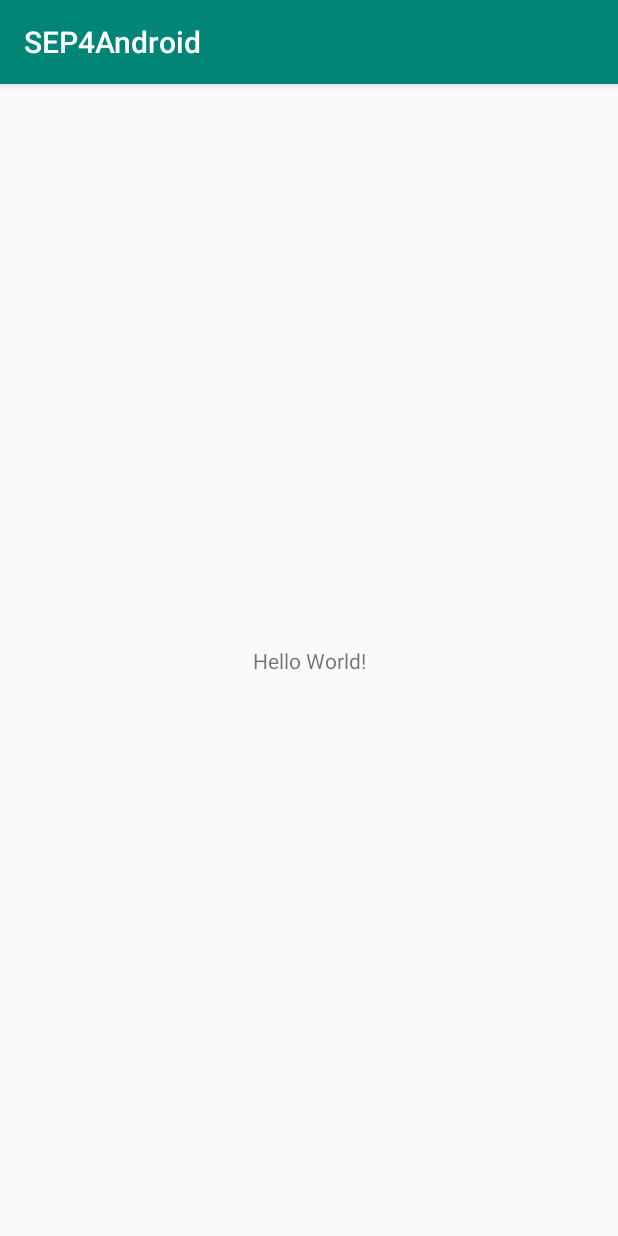
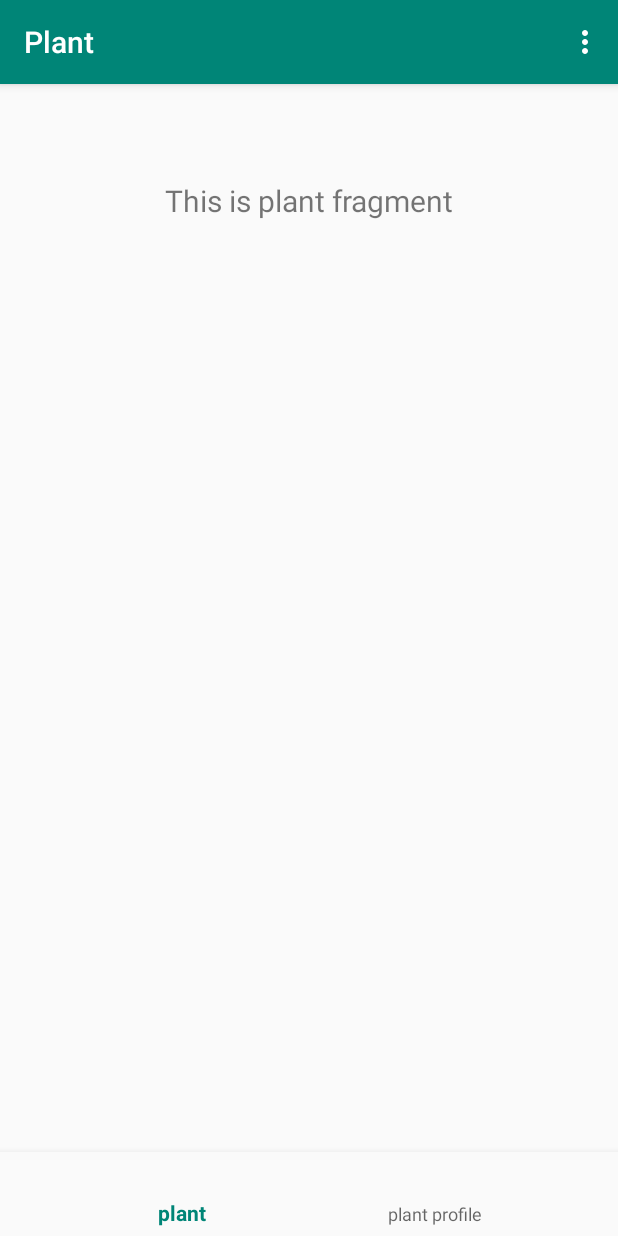
Before and after one commit to JVergo/SEP4Android, an Android app: the screen it shows after launch (MainActivity), on a phone screen of 412 x 824 dp. Run offline under Robolectric (Android 15) with nearby library versions, the phone set to English and light mode, and no system bars; our stand-ins replace navigation-ui.

Commit message:
main page for plant and plant profile,except for back button

```diff
--- a/app/build.gradle
+++ b/app/build.gradle
@@ -26,4 +26,8 @@ dependencies {
     testImplementation 'junit:junit:4.12'
     androidTestImplementation 'androidx.test.ext:junit:1.1.0'
     androidTestImplementation 'androidx.test.espresso:espresso-core:3.1.1'
+    implementation 'com.google.android.material:material:1.0.0'
+    implementation 'androidx.navigation:navigation-fragment:2.0.0'
+    implementation 'androidx.navigation:navigation-ui:2.1.0'
+    implementation 'androidx.lifecycle:lifecycle-extensions:2.1.0'
 }
--- a/app/src/main/java/com/example/sep4android/MainActivity.java
+++ b/app/src/main/java/com/example/sep4android/MainActivity.java
@@ -1,14 +1,54 @@
 package com.example.sep4android;
 
+import android.os.Bundle;
+import android.view.Menu;
+import android.view.MenuInflater;
+import android.view.MenuItem;
+import android.widget.TextView;
+
+import com.example.sep4android.R;
+import com.google.android.material.bottomnavigation.BottomNavigationView;
+
 import androidx.appcompat.app.AppCompatActivity;
-
-import android.os.Bundle;
+import androidx.navigation.NavController;
+import androidx.navigation.Navigation;
+import androidx.navigation.ui.AppBarConfiguration;
+import androidx.navigation.ui.NavigationUI;
 
 public class MainActivity extends AppCompatActivity {
-
+    private TextView textview;
     @Override
     protected void onCreate(Bundle savedInstanceState) {
         super.onCreate(savedInstanceState);
         setContentView(R.layout.activity_main);
+        textview = (TextView) findViewById(R.id.text);
+        BottomNavigationView navView = findViewById(R.id.nav_view);
+        // Passing each menu ID as a set of Ids because each
+        // menu should be considered as top level destinations.
+        AppBarConfiguration appBarConfiguration = new AppBarConfiguration.Builder(
+                R.id.navigation_plant, R.id.navigation_plantProfile)
+                .build();
+        NavController navController = Navigation.findNavController(this, R.id.nav_host_fragment);
+        NavigationUI.setupActionBarWithNavController(this, navController, appBarConfiguration);
+        NavigationUI.setupWithNavController(navView, navController);
+    }
+    public boolean onOptionsItemSelected(MenuItem item) {
+        // TODO Auto-generated method stub
+        switch (item.getItemId()) {
+            case R.id.item1:
+                return true;
+
+            case R.id.item2:
+                return true;
+
+
+        }
+        return super.onOptionsItemSelected(item);
+    }
+    @Override
+    public boolean onCreateOptionsMenu(Menu menu) {
+        MenuInflater inflater = getMenuInflater();
+        inflater.inflate(R.menu.mymenu, menu);
+        return true;
     }
 }
--- /dev/null
+++ b/app/src/main/java/com/example/sep4android/ui/plant/PlantFragment.java
@@ -0,0 +1,37 @@
+package com.example.sep4android.ui.plant;
+
+import android.os.Bundle;
+import android.os.Bundle;
+import android.view.LayoutInflater;
+import android.view.View;
+import android.view.ViewGroup;
+import android.widget.TextView;
+
+import androidx.annotation.Nullable;
+import androidx.annotation.NonNull;
+import androidx.fragment.app.Fragment;
+import androidx.lifecycle.Observer;
+import androidx.lifecycle.ViewModelProviders;
+
+import com.example.sep4android.R;
+
+
+public class PlantFragment extends Fragment {
+
+    private PlantViewModel plantViewModel;
+
+    public View onCreateView(@NonNull LayoutInflater inflater,
+                             ViewGroup container, Bundle savedInstanceState) {
+        plantViewModel =
+                ViewModelProviders.of(this).get(PlantViewModel.class);
+        View root = inflater.inflate(R.layout.fragment_plant, container, false);
+        final TextView textView = root.findViewById(R.id.text_plant);
+        plantViewModel.getText().observe(this, new Observer<String>() {
+            @Override
+            public void onChanged(@Nullable String s) {
+                textView.setText(s);
+            }
+        });
+        return root;
+    }
+}
--- /dev/null
+++ b/app/src/main/java/com/example/sep4android/ui/plant/PlantViewModel.java
@@ -0,0 +1,19 @@
+package com.example.sep4android.ui.plant;
+
+import androidx.lifecycle.LiveData;
+import androidx.lifecycle.MutableLiveData;
+import androidx.lifecycle.ViewModel;
+
+public class PlantViewModel extends ViewModel {
+
+    private MutableLiveData<String> mText;
+
+    public PlantViewModel() {
+        mText = new MutableLiveData<>();
+        mText.setValue("This is plant fragment");
+    }
+
+    public LiveData<String> getText() {
+        return mText;
+    }
+}
--- a/app/src/main/res/layout/activity_main.xml
+++ b/app/src/main/res/layout/activity_main.xml
@@ -2,17 +2,34 @@
 <androidx.constraintlayout.widget.ConstraintLayout xmlns:android="http://schemas.android.com/apk/res/android"
     xmlns:app="http://schemas.android.com/apk/res-auto"
     xmlns:tools="http://schemas.android.com/tools"
+    android:id="@+id/container"
     android:layout_width="match_parent"
     android:layout_height="match_parent"
-    tools:context=".MainActivity">
+    android:paddingTop="?attr/actionBarSize">
 
-    <TextView
-        android:layout_width="wrap_content"
+    <com.google.android.material.bottomnavigation.BottomNavigationView
+        android:id="@+id/nav_view"
+        android:layout_width="0dp"
         android:layout_height="wrap_content"
-        android:text="Hello World!"
+        android:layout_marginStart="0dp"
+        android:layout_marginEnd="0dp"
+        android:background="?android:attr/windowBackground"
         app:layout_constraintBottom_toBottomOf="parent"
         app:layout_constraintLeft_toLeftOf="parent"
         app:layout_constraintRight_toRightOf="parent"
-        app:layout_constraintTop_toTopOf="parent" />
+        app:menu="@menu/bottom_nav_menu" />
+
+    <fragment
+        android:id="@+id/nav_host_fragment"
+        android:name="androidx.navigation.fragment.NavHostFragment"
+        android:layout_width="match_parent"
+        android:layout_height="match_parent"
+        app:defaultNavHost="true"
+        app:layout_constraintBottom_toTopOf="@id/nav_view"
+        app:layout_constraintLeft_toLeftOf="parent"
+        app:layout_constraintRight_toRightOf="parent"
+        app:layout_constraintTop_toTopOf="parent"
+        app:navGraph="@navigation/mobile_navigation" />
+
 
 </androidx.constraintlayout.widget.ConstraintLayout>
--- /dev/null
+++ b/app/src/main/res/layout/fragment_plant.xml
@@ -0,0 +1,19 @@
+<?xml version="1.0" encoding="utf-8"?>
+<androidx.constraintlayout.widget.ConstraintLayout xmlns:android="http://schemas.android.com/apk/res/android"
+    xmlns:app="http://schemas.android.com/apk/res-auto"
+    android:layout_width="match_parent"
+    android:layout_height="match_parent">
+
+    <TextView
+        android:id="@+id/text_plant"
+        android:layout_width="match_parent"
+        android:layout_height="wrap_content"
+        android:layout_marginStart="8dp"
+        android:layout_marginTop="8dp"
+        android:layout_marginEnd="8dp"
+        android:textAlignment="center"
+        android:textSize="20sp"
+        app:layout_constraintEnd_toEndOf="parent"
+        app:layout_constraintStart_toStartOf="parent"
+        app:layout_constraintTop_toTopOf="parent" />
+</androidx.constraintlayout.widget.ConstraintLayout>
--- /dev/null
+++ b/app/src/main/res/menu/bottom_nav_menu.xml
@@ -0,0 +1,14 @@
+<?xml version="1.0" encoding="utf-8"?>
+<menu xmlns:android="http://schemas.android.com/apk/res/android">
+
+    <item
+        android:id="@+id/navigation_plant"
+
+        android:title="plant" />
+
+    <item
+        android:id="@+id/navigation_plantProfile"
+
+        android:title="plant profile" />
+
+</menu>
--- /dev/null
+++ b/app/src/main/res/menu/mymenu.xml
@@ -0,0 +1,12 @@
+<?xml version="1.0" encoding="utf-8"?>
+<menu xmlns:android="http://schemas.android.com/apk/res/android"
+    android:layout_width="wrap_content"
+    android:layout_height="wrap_content">
+    <item
+        android:id="@+id/item1"
+        android:title="Delete account" />
+    <item
+        android:id="@+id/item2"
+        android:title="Change password" />
+
+</menu>
--- /dev/null
+++ b/app/src/main/res/navigation/mobile_navigation.xml
@@ -0,0 +1,20 @@
+<?xml version="1.0" encoding="utf-8"?>
+<navigation xmlns:android="http://schemas.android.com/apk/res/android"
+    xmlns:app="http://schemas.android.com/apk/res-auto"
+    xmlns:tools="http://schemas.android.com/tools"
+    android:id="@+id/mobile_navigation"
+    app:startDestination="@+id/navigation_plant">
+
+
+    <fragment
+        android:id="@+id/navigation_plant"
+        android:name="com.example.sep4android.ui.plant.PlantFragment"
+        android:label="Plant"
+        tools:layout="@layout/fragment_plant"/>
+
+    <fragment
+        android:id="@+id/navigation_plantProfile"
+        android:name="com.example.sep4android.ui.plantProfile.PlantProfileFragment"
+        android:label="Plant profile"
+        tools:layout="@layout/fragment_plant_profile" />
+</navigation>
--- /dev/null
+++ b/app/src/main/res/values/dimens.xml
@@ -0,0 +1,5 @@
+<resources>
+    <!-- Default screen margins, per the Android Design guidelines. -->
+    <dimen name="activity_horizontal_margin">16dp</dimen>
+    <dimen name="activity_vertical_margin">16dp</dimen>
+</resources>
```
Also changed, not shown: app/src/main/AndroidManifest.xml (+8 -1 lines), app/src/main/java/com/example/sep4android/ui/plantProfile/PlantProfileFragment.java (added, +35 -0 lines), app/src/main/java/com/example/sep4android/ui/plantProfile/PlantProfileViewModel.java (added, +19 -0 lines), app/src/main/res/layout/fragment_plant_profile.xml (added, +19 -0 lines), app/src/main/res/menu/menu_main.xml (added, +10 -0 lines), app/src/main/res/drawable/backbutton.png (added), 2 other files.
